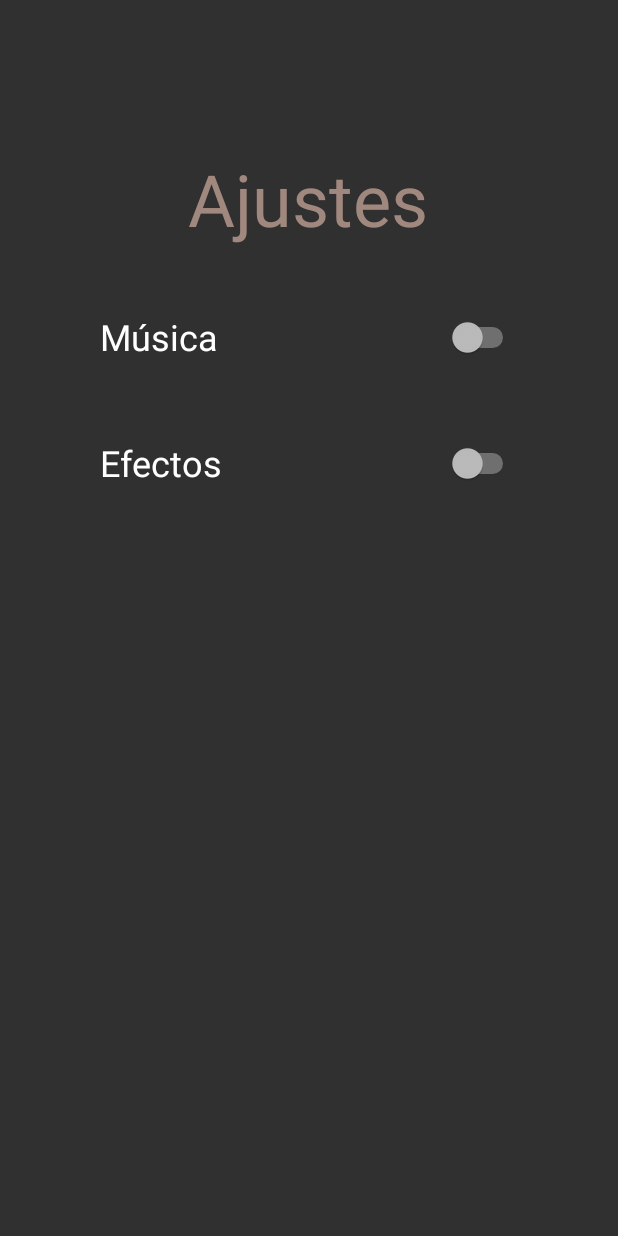
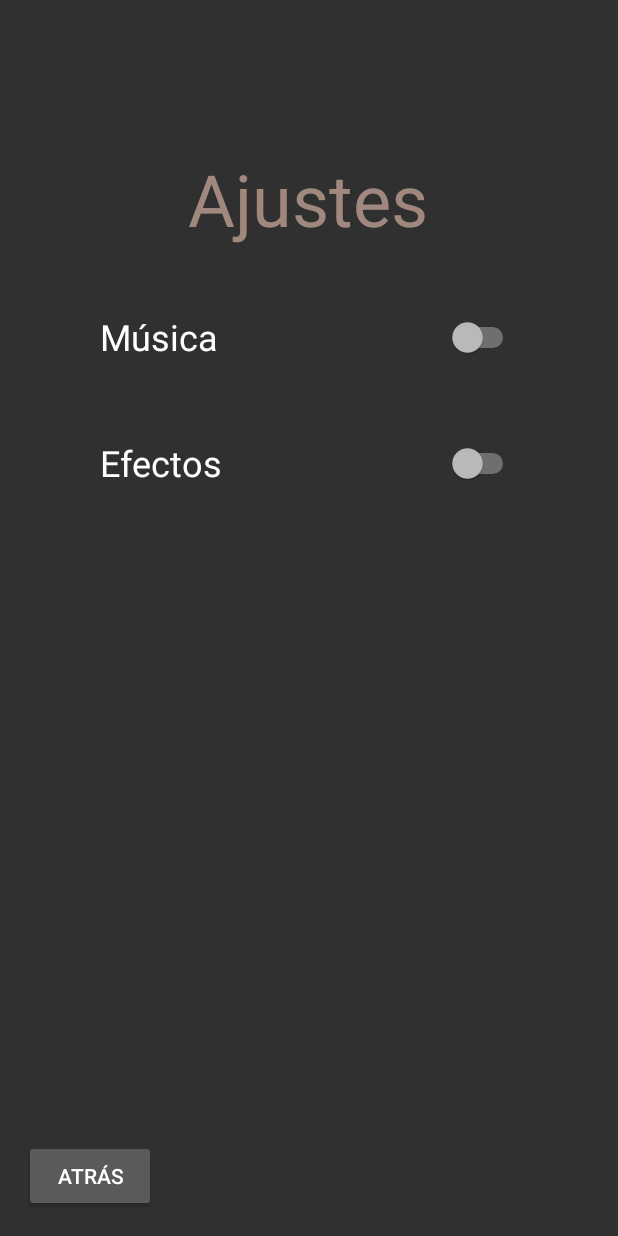
Before and after one commit to VRSDevs/Gameopardy, an Android app: the SettingsActivity screen opened directly, with no data from a screen before it, on a phone screen of 412 x 824 dp. Run offline under Robolectric (Android 15) with nearby library versions, the light colour scheme and no system bars.

Commit message:
Vinculación MP - Ajustes

```diff
--- a/QuizGame/app/src/main/java/com/mrwojack/quizgame/MainActivity.java
+++ b/QuizGame/app/src/main/java/com/mrwojack/quizgame/MainActivity.java
@@ -8,7 +8,7 @@ import android.view.View;
 
 public class MainActivity extends AppCompatActivity {
 
-    // Eventos de ciclo de la aplicación //
+    // Eventos de ciclo de vida de la aplicación //
     /**
      *
      * @param savedInstanceState
--- a/QuizGame/app/src/main/res/layout/activity_main.xml
+++ b/QuizGame/app/src/main/res/layout/activity_main.xml
@@ -51,7 +51,8 @@
         android:onClick="openSettingsMenu"
         android:text="@string/btt_settings"
         app:layout_constraintBottom_toBottomOf="parent"
-        app:layout_constraintStart_toStartOf="parent" />
+        app:layout_constraintStart_toStartOf="parent"
+        tools:ignore="UsingOnClickInXml" />
 
     <Button
         android:id="@+id/btt_exit"
--- a/QuizGame/app/src/main/res/layout/activity_settings.xml
+++ b/QuizGame/app/src/main/res/layout/activity_settings.xml
@@ -31,6 +31,18 @@
         app:layout_constraintStart_toStartOf="parent"
         app:layout_constraintTop_toBottomOf="@+id/txtView_settings" />
 
+    <Button
+        android:id="@+id/btt_settings2"
+        android:layout_width="wrap_content"
+        android:layout_height="wrap_content"
+        android:layout_marginStart="16dp"
+        android:layout_marginBottom="16dp"
+        android:onClick="openMainMenu"
+        android:text="@string/btt_settBack"
+        app:layout_constraintBottom_toBottomOf="parent"
+        app:layout_constraintStart_toStartOf="parent"
+        tools:ignore="UsingOnClickInXml" />
+
     <Switch
         android:id="@+id/sw_music2"
         android:layout_width="279dp"
--- a/QuizGame/app/src/main/res/values/strings.xml
+++ b/QuizGame/app/src/main/res/values/strings.xml
@@ -13,4 +13,5 @@
     <string name="txtView_settings">Ajustes</string>
     <string name="sw_music">Música</string>
     <string name="sw_sfx">Efectos</string>
+    <string name="btt_settBack">Atrás</string>
 </resources>
```
Also changed, not shown: QuizGame/app/src/main/java/com/mrwojack/quizgame/SettingsActivity.java (+19 -0 lines).
